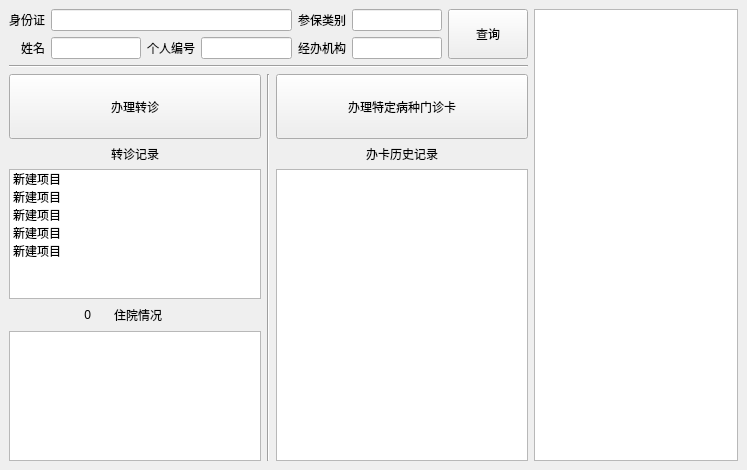
Qt form y_sbwljhyw.ui (mxdmly/GlassMars) before a commit.
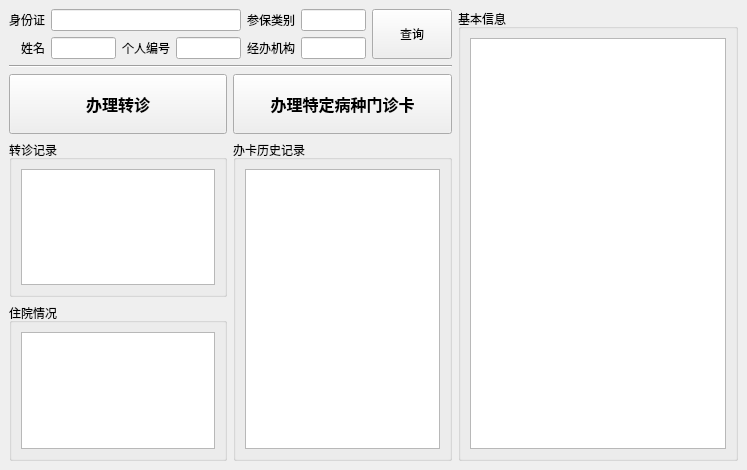
The same form after that commit.

Commit message:
新增查询检验检查项目，并且有同期对比功能
仅仅只有UI

Patch:
```diff
--- a/y_sbwljhyw.ui
+++ b/y_sbwljhyw.ui
@@ -16,7 +16,7 @@
   <widget class="QWidget" name="dockWidgetContents">
    <layout class="QGridLayout" name="gridLayout_3">
     <item row="0" column="0">
-     <layout class="QHBoxLayout" name="horizontalLayout" stretch="0,0">
+     <layout class="QHBoxLayout" name="horizontalLayout" stretch="5,0">
       <item>
        <layout class="QVBoxLayout" name="verticalLayout" stretch="0,0,0">
         <item>
@@ -51,7 +51,11 @@
              <widget class="QLineEdit" name="lineEdit_2"/>
             </item>
             <item row="0" column="1" colspan="3">
-             <widget class="QLineEdit" name="lineEdit"/>
+             <widget class="QLineEdit" name="lineEdit">
+              <property name="clearButtonEnabled">
+               <bool>true</bool>
+              </property>
+             </widget>
             </item>
             <item row="0" column="0">
              <widget class="QLabel" name="label">
@@ -67,7 +71,11 @@
              <widget class="QLineEdit" name="lineEdit_5"/>
             </item>
             <item row="1" column="3">
-             <widget class="QLineEdit" name="lineEdit_3"/>
+             <widget class="QLineEdit" name="lineEdit_3">
+              <property name="clearButtonEnabled">
+               <bool>true</bool>
+              </property>
+             </widget>
             </item>
             <item row="0" column="5">
              <widget class="QLineEdit" name="lineEdit_4"/>
@@ -104,31 +112,24 @@
          </widget>
         </item>
         <item>
-         <layout class="QGridLayout" name="gridLayout" rowstretch="1,0,2,0,2">
-          <item row="4" column="0">
-           <widget class="QTextBrowser" name="textBrowser"/>
-          </item>
-          <item row="0" column="2">
-           <widget class="QPushButton" name="pushButton_2">
-            <property name="sizePolicy">
-             <sizepolicy hsizetype="Minimum" vsizetype="Expanding">
-              <horstretch>0</horstretch>
-              <verstretch>0</verstretch>
-             </sizepolicy>
+         <layout class="QGridLayout" name="gridLayout" rowstretch="1,0,0">
+          <item row="2" column="0">
+           <widget class="QGroupBox" name="groupBox_4">
+            <property name="title">
+             <string>住院情况</string>
             </property>
-            <property name="minimumSize">
-             <size>
-              <width>0</width>
-              <height>0</height>
-             </size>
-            </property>
-            <property name="text">
-             <string>办理特定病种门诊卡</string>
-            </property>
-           </widget>
-          </item>
-          <item row="2" column="2" rowspan="3">
-           <widget class="QListWidget" name="listWidget_2"/>
+            <layout class="QGridLayout" name="gridLayout_9">
+             <item row="0" column="0">
+              <widget class="QListWidget" name="listWidget_4">
+               <property name="font">
+                <font>
+                 <pointsize>12</pointsize>
+                </font>
+               </property>
+              </widget>
+             </item>
+            </layout>
+           </widget>
           </item>
           <item row="0" column="0">
            <widget class="QPushButton" name="pushButton_3">
@@ -138,109 +139,98 @@
               <verstretch>0</verstretch>
              </sizepolicy>
             </property>
+            <property name="minimumSize">
+             <size>
+              <width>0</width>
+              <height>60</height>
+             </size>
+            </property>
+            <property name="font">
+             <font>
+              <pointsize>12</pointsize>
+              <weight>75</weight>
+              <bold>true</bold>
+              <strikeout>false</strikeout>
+             </font>
+            </property>
             <property name="text">
              <string>办理转诊</string>
             </property>
            </widget>
           </item>
-          <item row="1" column="2">
-           <widget class="QLabel" name="label_3">
-            <property name="text">
+          <item row="1" column="1" rowspan="2">
+           <widget class="QGroupBox" name="groupBox_2">
+            <property name="title">
              <string>办卡历史记录</string>
             </property>
-            <property name="alignment">
-             <set>Qt::AlignCenter</set>
+            <layout class="QGridLayout" name="gridLayout_7">
+             <item row="0" column="0">
+              <widget class="QListWidget" name="listWidget_2">
+               <property name="font">
+                <font>
+                 <pointsize>12</pointsize>
+                </font>
             </property>
            </widget>
           </item>
-          <item row="2" column="0">
-           <widget class="QListWidget" name="listWidget_3">
-            <item>
-             <property name="text">
-              <string>新建项目</string>
-             </property>
-            </item>
-            <item>
-             <property name="text">
-              <string>新建项目</string>
-             </property>
-            </item>
-            <item>
-             <property name="text">
-              <string>新建项目</string>
-             </property>
-            </item>
-            <item>
-             <property name="text">
-              <string>新建项目</string>
-             </property>
-            </item>
-            <item>
+            </layout>
+           </widget>
+          </item>
+          <item row="0" column="1">
+           <widget class="QPushButton" name="pushButton_2">
+            <property name="sizePolicy">
+             <sizepolicy hsizetype="Minimum" vsizetype="Expanding">
+              <horstretch>0</horstretch>
+              <verstretch>0</verstretch>
+             </sizepolicy>
+            </property>
+            <property name="minimumSize">
+             <size>
+              <width>0</width>
+              <height>60</height>
+             </size>
+            </property>
+            <property name="font">
+             <font>
+              <pointsize>12</pointsize>
+              <weight>75</weight>
+              <bold>true</bold>
+             </font>
+            </property>
              <property name="text">
-              <string>新建项目</string>
-             </property>
-            </item>
-           </widget>
-          </item>
-          <item row="0" column="1" rowspan="5">
-           <widget class="Line" name="line">
-            <property name="orientation">
-             <enum>Qt::Vertical</enum>
+             <string>办理特定病种门诊卡</string>
             </property>
            </widget>
           </item>
           <item row="1" column="0">
-           <widget class="QLabel" name="label_5">
-            <property name="text">
+           <widget class="QGroupBox" name="groupBox_3">
+            <property name="title">
              <string>转诊记录</string>
             </property>
-            <property name="alignment">
-             <set>Qt::AlignCenter</set>
+            <layout class="QGridLayout" name="gridLayout_8">
+             <item row="0" column="0">
+              <widget class="QListWidget" name="listWidget_3">
+               <property name="font">
+                <font>
+                 <pointsize>12</pointsize>
+                </font>
             </property>
            </widget>
           </item>
-          <item row="3" column="0">
-           <layout class="QHBoxLayout" name="horizontalLayout_3" stretch="1,1,1">
-            <item>
-             <widget class="QLabel" name="label_7">
-              <property name="text">
-               <string>0</string>
-              </property>
-              <property name="alignment">
-               <set>Qt::AlignRight|Qt::AlignTrailing|Qt::AlignVCenter</set>
-              </property>
-             </widget>
-            </item>
-            <item>
-             <widget class="QLabel" name="label_4">
-              <property name="text">
-               <string>住院情况</string>
-              </property>
-              <property name="alignment">
-               <set>Qt::AlignCenter</set>
-              </property>
-             </widget>
-            </item>
-            <item>
-             <spacer name="horizontalSpacer">
-              <property name="orientation">
-               <enum>Qt::Horizontal</enum>
-              </property>
-              <property name="sizeHint" stdset="0">
-               <size>
-                <width>40</width>
-                <height>20</height>
-               </size>
-              </property>
-             </spacer>
-            </item>
+            </layout>
+           </widget>
+          </item>
            </layout>
           </item>
          </layout>
         </item>
-       </layout>
-      </item>
       <item>
+       <widget class="QGroupBox" name="groupBox">
+        <property name="title">
+         <string>基本信息</string>
+        </property>
+        <layout class="QGridLayout" name="gridLayout_5">
+         <item row="0" column="0">
        <widget class="QTableWidget" name="tableWidget">
         <property name="defaultDropAction">
          <enum>Qt::IgnoreAction</enum>
@@ -276,6 +266,9 @@
           <string>参数</string>
          </property>
         </column>
+          </widget>
+         </item>
+        </layout>
        </widget>
       </item>
      </layout>
```
Lines whose indentation alone changed are shown as unchanged. The commit also changes 34 other files.
